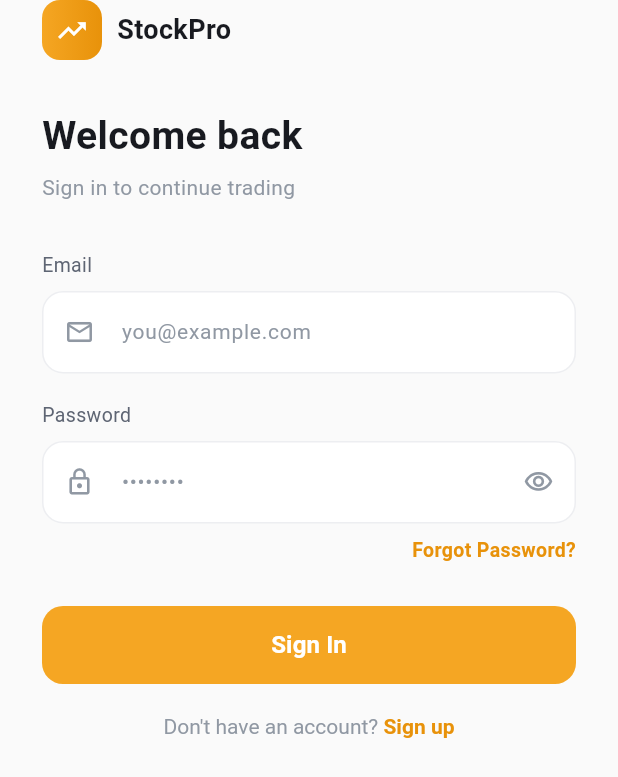
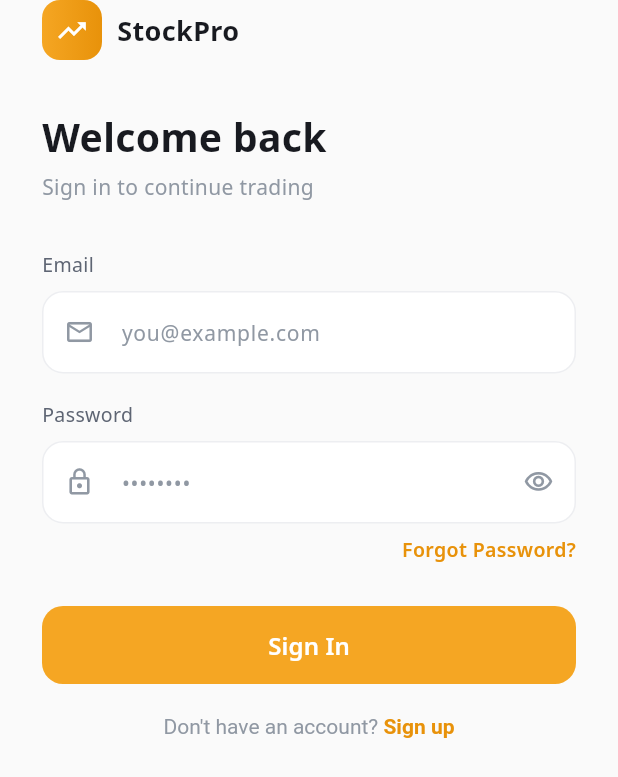
Before and after one commit to gujaratharva021-lgtm/stockpro-frontend, a Flutter app: the screen it shows after launch, on a phone screen of 412 x 824 dp. Shown: the top 777 px of the screen. Run offline on Flutter 3.47's test engine with Material 3 defaults, Android fonts, the phone set to English and light mode, and no system bars; our stand-ins replace csv, dio, fl_chart, flutter_markdown, flutter_secure_storage, go_router and 5 more; missing offline and left inert: razorpay_flutter.

Commit message:
fix: Google Fonts for rupee symbol

```diff
--- a/lib/main.dart
+++ b/lib/main.dart
@@ -26,6 +26,7 @@ import 'package:stock_app/features/auth/screens/forgot_password_screen.dart';
 import 'package:stock_app/features/fiidii/screens/fiidii_screen.dart';
 import 'package:stock_app/features/notifications/screens/notifications_screen.dart';
 import 'package:stock_app/features/smallcase/screens/smallcase_screen.dart';
+import 'package:google_fonts/google_fonts.dart';
 
 void main() {
   runApp(
@@ -72,7 +73,9 @@ class MyApp extends StatelessWidget {
     return MaterialApp.router(
       title: 'StockPro',
       debugShowCheckedModeBanner: false,
-      theme: AppTheme.light(),
+      theme: AppTheme.light().copyWith(
+        textTheme: GoogleFonts.notoSansTextTheme(AppTheme.light().textTheme),
+      ),
       routerConfig: _router,
     );
   }
--- a/pubspec.yaml
+++ b/pubspec.yaml
@@ -10,13 +10,13 @@ environment:
 dependencies:
   flutter:
     sdk: flutter
-
   cupertino_icons: ^1.0.8
   flutter_riverpod: ^3.3.2
   go_router: ^17.3.0
   flutter_secure_storage: ^10.3.1
   dio: ^5.9.2
   razorpay_flutter: ^1.3.7
+  google_fonts: ^6.1.0
   fl_chart: ^1.2.0
   web_socket_channel: ^3.0.3
   image_picker: ^1.2.2
```
